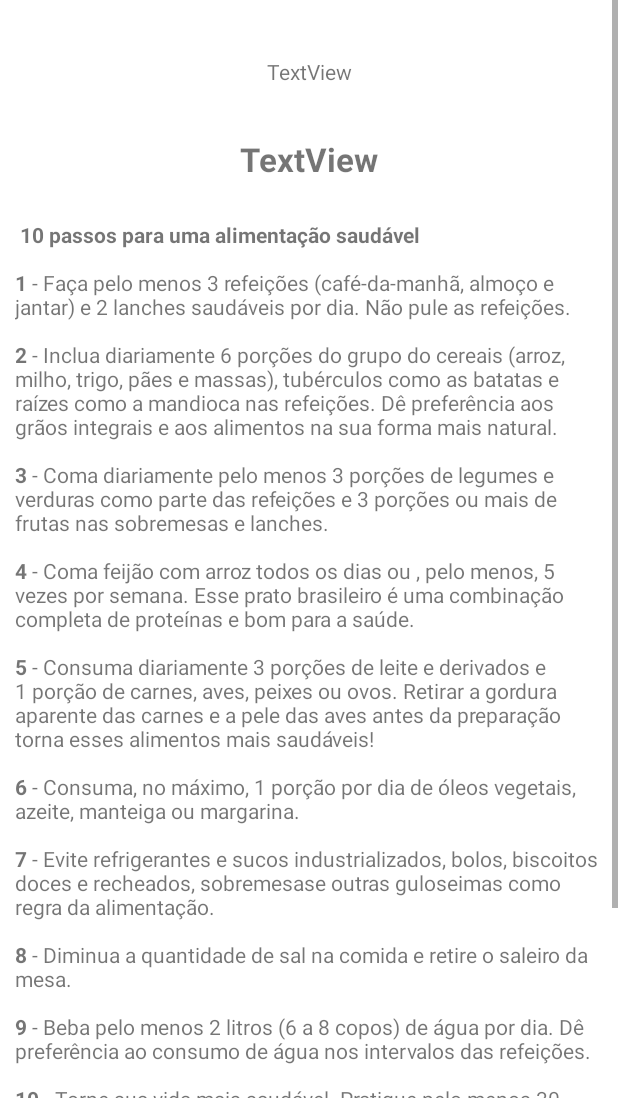
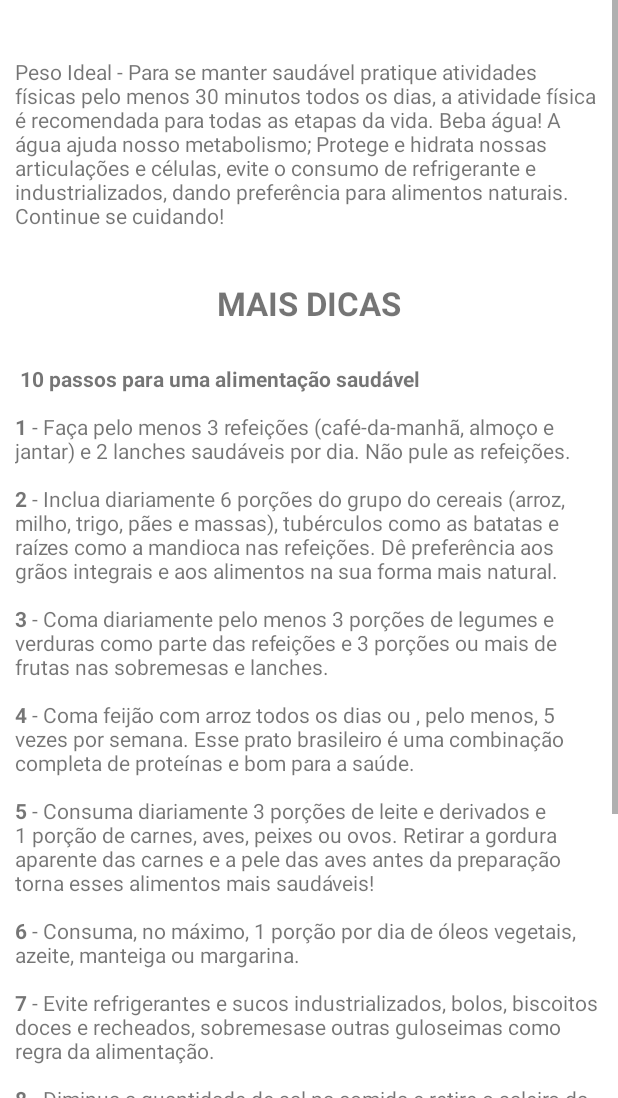
Before and after one commit to AirtonFreitas/Hackathon-App-Calculadora-de-IMC, an Android app: the IdealWeightActivity screen opened directly, with no data from a screen before it, on a phone screen of 412 x 824 dp, the part 138-1236 px from its top. Run offline under Robolectric (Android 15) with nearby library versions, the phone set to English and light mode, and no system bars; 1 statement that could not run was skipped.

Commit message:
ajuste textos

```diff
--- a/app/src/main/res/layout/activity_ideal_weight.xml
+++ b/app/src/main/res/layout/activity_ideal_weight.xml
@@ -54,24 +54,24 @@
         android:layout_height="wrap_content"
         android:layout_marginTop="48dp"
         android:padding="10dp"
-        android:text="TextView"
+        android:text="@string/text_peso_ideal"
         app:layout_constraintEnd_toEndOf="parent"
         app:layout_constraintStart_toStartOf="parent"
         app:layout_constraintTop_toBottomOf="@+id/textView5"
-        tools:text="@string/text_peso_ideal" />
+        />
 
         <TextView
             android:id="@+id/textView6"
             android:layout_width="wrap_content"
             android:layout_height="wrap_content"
             android:layout_marginTop="24dp"
-            android:text="TextView"
+            android:text="@string/tit"
             android:textSize="22sp"
             android:textStyle="bold"
             app:layout_constraintEnd_toEndOf="parent"
             app:layout_constraintStart_toStartOf="parent"
             app:layout_constraintTop_toBottomOf="@+id/textView4"
-            tools:text="@string/tit" />
+            />
 
         <TextView
             android:id="@+id/textView7"
```
Also changed, not shown: app/src/main/res/layout/activity_obesity.xml (+4 -4 lines), app/src/main/res/layout/activity_overweight.xml (+4 -4 lines), app/src/main/res/layout/activity_under_weight.xml (+4 -4 lines).
